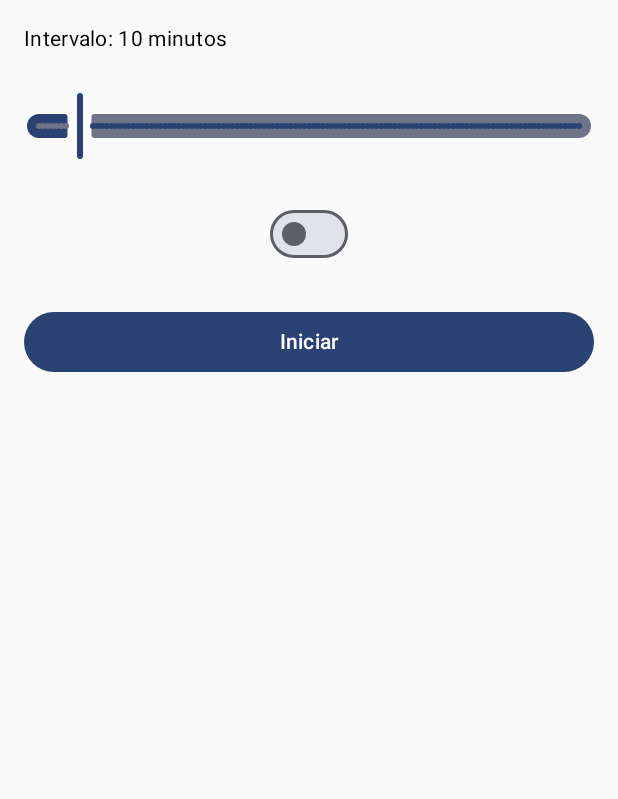
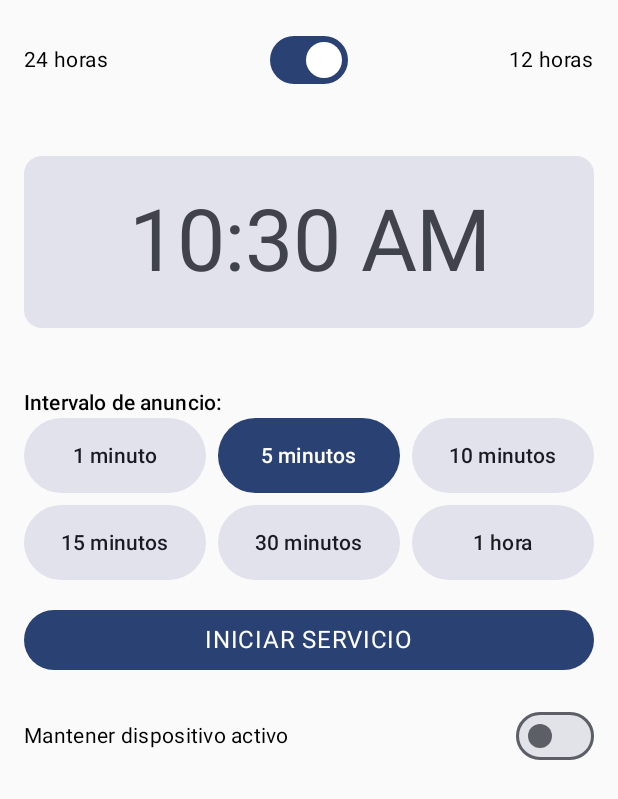
Before and after one commit to Pevalcar/La-hora_es_kotlin, an Android app built with Jetpack Compose: the screen it shows after launch (MainActivity), on a phone screen of 412 x 824 dp. Shown: the top 799 px of the screen. Run offline under Robolectric (Android 15) with nearby library versions, the phone set to English and light mode, and no system bars.

Commit message:
first correcion co speack backgrando an more

```diff
--- a/app/src/main/java/com/pevalcar/lahoraes/MainActivity.kt
+++ b/app/src/main/java/com/pevalcar/lahoraes/MainActivity.kt
@@ -1,96 +1,229 @@
+// Clase principal de la actividad que sirve como punto de entrada de la aplicación
 package com.pevalcar.lahoraes
 
-import android.content.BroadcastReceiver
+import android.app.AlertDialog
 import android.content.Context
 import android.content.Intent
-import android.content.IntentFilter
+import android.net.Uri
 import android.os.Build
 import android.os.Bundle
+import android.provider.Settings
 import android.speech.tts.TextToSpeech
-import android.util.Log
 import androidx.activity.ComponentActivity
+import androidx.activity.compose.rememberLauncherForActivityResult
 import androidx.activity.compose.setContent
-import androidx.annotation.RequiresApi
-import androidx.compose.foundation.clickable
+import androidx.activity.result.contract.ActivityResultContracts
 import androidx.compose.foundation.layout.Arrangement
 import androidx.compose.foundation.layout.Column
+import androidx.compose.foundation.layout.Row
 import androidx.compose.foundation.layout.fillMaxSize
 import androidx.compose.foundation.layout.fillMaxWidth
+import androidx.compose.foundation.layout.height
 import androidx.compose.foundation.layout.padding
+import androidx.compose.foundation.lazy.grid.GridCells
+import androidx.compose.foundation.lazy.grid.LazyVerticalGrid
+import androidx.compose.foundation.lazy.grid.items
+import androidx.compose.material3.AlertDialog
 import androidx.compose.material3.Button
+import androidx.compose.material3.ButtonDefaults
 import androidx.compose.material3.MaterialTheme
 import androidx.compose.material3.Slider
-import androidx.compose.runtime.collectAsState
-import androidx.compose.runtime.getValue
 import androidx.compose.material3.Surface
 import androidx.compose.material3.Switch
 import androidx.compose.material3.Text
 import androidx.compose.runtime.Composable
-import androidx.compose.runtime.DisposableEffect
 import androidx.compose.runtime.LaunchedEffect
-import androidx.compose.runtime.asIntState
+import androidx.compose.runtime.collectAsState
 import androidx.compose.runtime.getValue
-import androidx.compose.runtime.mutableStateOf
 import androidx.compose.runtime.remember
-import androidx.compose.runtime.setValue
 import androidx.compose.ui.Alignment
 import androidx.compose.ui.Modifier
 import androidx.compose.ui.platform.LocalContext
-import androidx.compose.ui.text.TextStyle
-import androidx.compose.ui.text.font.FontWeight
+import androidx.compose.ui.text.style.TextAlign
 import androidx.compose.ui.unit.dp
-import androidx.compose.ui.unit.sp
 import androidx.core.content.ContextCompat
 import androidx.lifecycle.viewmodel.compose.viewModel
 import com.pevalcar.lahoraes.ui.theme.LaHoraEsTheme
 import java.text.SimpleDateFormat
-import java.util.Calendar
+import java.util.Date
 import java.util.Locale
-import kotlinx.coroutines.delay
 
+// Actividad principal que hereda de ComponentActivity (base para actividades con Compose)
 class MainActivity : ComponentActivity() {
     override fun onCreate(savedInstanceState: Bundle?) {
         super.onCreate(savedInstanceState)
+        // Configuración del contenido usando Jetpack Compose
         setContent {
+            // Aplicación del tema personalizado a toda la UI
             LaHoraEsTheme {
+                // Componente raíz de la aplicación
                 TimeAnnouncerApp()
             }
         }
     }
 }
 
+// Componente principal de la interfaz de usuario con Compose
 @Composable
 fun TimeAnnouncerApp(viewModel: TimeAnnouncerViewModel = viewModel()) {
+    // Obtiene el contexto actual para operaciones con Android
     val context = LocalContext.current
-    val interval by viewModel.interval.collectAsState()
+    val permissionLauncher = rememberLauncherForActivityResult(
+        ActivityResultContracts.RequestPermission()
+    ) { isGranted ->
+        if (!isGranted) {
+            // Manejar el caso en que el usuario denegó el permiso
+            // Puedes mostrar un mensaje al usuario o realizar otras acciones
+            // Por ejemplo, mostar una alert recomendando activar el permiso y al aceptarlo enviar a la configuracionde la app
+
+            context.startActivity(Intent(Settings.ACTION_APPLICATION_DETAILS_SETTINGS, Uri.parse("package:${context.packageName}")))
+        }
+    }
+
+    // Solicitar permiso cuando sea necesario
+    if (Build.VERSION.SDK_INT >= Build.VERSION_CODES.TIRAMISU) {
+        LaunchedEffect(Unit) {
+            permissionLauncher.launch(android.Manifest.permission.POST_NOTIFICATIONS)
+        }
+    }
+
+
+
+    // Diseño principal en columna vertical
+    Column(
+        modifier = Modifier.padding(16.dp),
+        verticalArrangement = Arrangement.spacedBy(16.dp)
+    ) {
+        // Selector de formato horario
+        TimeFormatSelector(viewModel)
+
+        // Reloj grande
+        DigitalClockDisplay(viewModel, context)
+
+        // Selector de intervalos
+        IntervalSelector(viewModel)
+
+        // Controles de servicio
+        ServiceControls(viewModel, context)
+    }
+}
+@Composable
+private fun IntervalSelector(viewModel: TimeAnnouncerViewModel) {
+    val selectedInterval by viewModel.selectedInterval.collectAsState()
+
+    Column {
+        Text("Intervalo de anuncio:", style = MaterialTheme.typography.titleSmall)
+        LazyVerticalGrid(
+            columns = GridCells.Fixed(3),
+            horizontalArrangement = Arrangement.spacedBy(8.dp),
+            verticalArrangement = Arrangement.spacedBy(8.dp)
+        ) {
+            items(viewModel.availableIntervals) { interval ->
+                IntervalButton(
+                    interval = interval,
+                    isSelected = interval == selectedInterval,
+                    onSelect = { viewModel.updateSelectedInterval(interval) }
+                )
+            }
+        }
+    }
+}
+
+@Composable
+private fun IntervalButton(interval: Int, isSelected: Boolean, onSelect: () -> Unit) {
+    Button(
+        onClick = onSelect,
+        colors = ButtonDefaults.buttonColors(
+            containerColor = if (isSelected) MaterialTheme.colorScheme.primary
+            else MaterialTheme.colorScheme.surfaceVariant
+        ),
+        modifier = Modifier.height(50.dp)
+    ) {
+        Text(
+            text = when (interval) {
+                1 -> "1 minuto"
+                60 -> "1 hora"
+                else -> "$interval minutos"
+            },
+            color = if (isSelected) MaterialTheme.colorScheme.onPrimary
+            else MaterialTheme.colorScheme.onSurface
+        )
+    }
+}
+
+@Composable
+private fun DigitalClockDisplay(viewModel: TimeAnnouncerViewModel , context : Context) {
+    val currentTime by viewModel.currentTime.collectAsState()
+    val use24hFormat by viewModel.use24HourFormat.collectAsState()
+    var tts: TextToSpeech? = null
+    val pattern = if (!use24hFormat) "HH:mm" else "hh:mm a"
+    val formattedTime = remember(currentTime) {
+        SimpleDateFormat(pattern, Locale.getDefault()).format(Date())
+    }
+
+    // envolvermos el text en un censor de clic para activar el anuncio
+
+
+    Surface(
+           onClick =  {
+               val currentTime = SimpleDateFormat(pattern, Locale.getDefault()).format(Date())
+               tts = TextToSpeech(context) { status ->
+                   if (status == TextToSpeech.SUCCESS) {
+                       tts?.language = Locale.getDefault()
+                       tts?.speak("Son las $currentTime", TextToSpeech.QUEUE_FLUSH, null, null)
+                   }
+               }
+
+                      },
+            modifier = Modifier.fillMaxWidth().padding(vertical = 24.dp),
+            shape = MaterialTheme.shapes.medium,
+            color = MaterialTheme.colorScheme.surfaceVariant,
+            tonalElevation = 4.dp
+    ){
+
+
+    Text(
+
+        text = formattedTime,
+        style = MaterialTheme.typography.displayLarge,
+        modifier = Modifier
+            .fillMaxWidth()
+            .padding(vertical = 24.dp),
+        textAlign = TextAlign.Center
+    )
+    }
+}
+
+@Composable
+private fun TimeFormatSelector(viewModel: TimeAnnouncerViewModel) {
+    val use24hFormat by viewModel.use24HourFormat.collectAsState()
+    Row(
+        verticalAlignment = Alignment.CenterVertically,
+        horizontalArrangement = Arrangement.SpaceBetween,
+        modifier = Modifier.fillMaxWidth()
+    ) {
+        Text("24 horas", style = MaterialTheme.typography.bodyMedium)
+        Switch(
+            checked = use24hFormat,
+            onCheckedChange = { viewModel.toggleTimeFormat() }
+        )
+        Text("12 horas", style = MaterialTheme.typography.bodyMedium)
+    }
+}
+
+@Composable
+private fun ServiceControls(
+    viewModel: TimeAnnouncerViewModel,
+    context: Context
+) {
+    val serviceRunning by viewModel.serviceRunning.collectAsState()
     val wakeLockEnabled by viewModel.wakeLockEnabled.collectAsState()
-    val serviceRunning by viewModel.serviceRunning.collectAsState()
 
     Column(
-        modifier = Modifier
-            .padding(16.dp)
-            .fillMaxSize(),
-        verticalArrangement = Arrangement.spacedBy(24.dp)
+        verticalArrangement = Arrangement.spacedBy(16.dp),
+        modifier = Modifier.fillMaxWidth()
     ) {
-        Text(
-            text = "Intervalo: ${interval} minutos",
-            style = MaterialTheme.typography.bodyMedium
-        )
-
-        Slider(
-            value = interval.toFloat(),
-            onValueChange = { viewModel.updateInterval(it.toInt()) },
-            valueRange = 1f..120f,
-            steps = 119,
-            modifier = Modifier.fillMaxWidth()
-        )
-
-        Switch(
-            checked = wakeLockEnabled,
-            onCheckedChange = { viewModel.updateWakeLock(it) },
-            modifier = Modifier.fillMaxWidth()
-        )
-
+        // Botón principal de control del servicio
         Button(
             onClick = {
                 if (serviceRunning) {
@@ -98,16 +231,41 @@ fun TimeAnnouncerApp(viewModel: TimeAnnouncerViewModel = viewModel()) {
                     viewModel.updateServiceRunning(false)
                 } else {
                     val serviceIntent = Intent(context, TimeService::class.java).apply {
-                        putExtra("interval", interval * 60 * 1000)
+                        putExtra("interval", viewModel.selectedInterval.value)
+                        putExtra("use24Format", viewModel.use24HourFormat.value)
                         putExtra("wakeLock", wakeLockEnabled)
                     }
                     ContextCompat.startForegroundService(context, serviceIntent)
                     viewModel.updateServiceRunning(true)
                 }
             },
+            modifier = Modifier.fillMaxWidth(),
+            colors = ButtonDefaults.buttonColors(
+                containerColor = if (serviceRunning) MaterialTheme.colorScheme.error
+                else MaterialTheme.colorScheme.primary
+            )
+        ) {
+            Text(
+                text = if (serviceRunning) "DETENER SERVICIO"
+                else "INICIAR SERVICIO",
+                style = MaterialTheme.typography.bodyLarge
+            )
+        }
+
+        // Control de WakeLock
+        Row(
+            verticalAlignment = Alignment.CenterVertically,
+            horizontalArrangement = Arrangement.SpaceBetween,
             modifier = Modifier.fillMaxWidth()
         ) {
-            Text(if (serviceRunning) "Detener" else "Iniciar")
+            Text(
+                text = "Mantener dispositivo activo",
+                style = MaterialTheme.typography.bodyMedium
+            )
+            Switch(
+                checked = wakeLockEnabled,
+                onCheckedChange = { viewModel.updateWakeLock(it) }
+            )
         }
     }
 }
--- a/app/src/main/java/com/pevalcar/lahoraes/TimeAnnouncerViewModel.kt
+++ b/app/src/main/java/com/pevalcar/lahoraes/TimeAnnouncerViewModel.kt
@@ -1,27 +1,61 @@
 package com.pevalcar.lahoraes
 
-import androidx.compose.runtime.State
-import androidx.compose.runtime.mutableIntStateOf
-import androidx.compose.runtime.mutableStateOf
-import androidx.compose.runtime.setValue
+import android.content.Context
+import android.content.Intent
+import android.speech.tts.TextToSpeech
 import androidx.lifecycle.ViewModel
+import androidx.lifecycle.viewModelScope
+import kotlinx.coroutines.delay
 import kotlinx.coroutines.flow.MutableStateFlow
 import kotlinx.coroutines.flow.StateFlow
 import kotlinx.coroutines.flow.asStateFlow
+import kotlinx.coroutines.launch
+import java.text.SimpleDateFormat
+import java.util.Date
+import java.util.Locale
 
 class TimeAnnouncerViewModel : ViewModel() {
-    private val _interval = MutableStateFlow(10)
-    val interval: StateFlow<Int> = _interval.asStateFlow()
 
     private val _wakeLockEnabled = MutableStateFlow(false)
     val wakeLockEnabled: StateFlow<Boolean> = _wakeLockEnabled.asStateFlow()
 
     private val _serviceRunning = MutableStateFlow(false)
     val serviceRunning: StateFlow<Boolean> = _serviceRunning.asStateFlow()
+    private val _currentTime = MutableStateFlow("")
+    val currentTime: StateFlow<String> = _currentTime.asStateFlow()
+    val availableIntervals = listOf(1, 5, 10, 15, 30, 60)
 
-    fun updateInterval(newValue: Int) {
-        _interval.value = newValue
+    private val _selectedInterval = MutableStateFlow(TimeSettingsRepository.getInterval())
+    val selectedInterval: StateFlow<Int> = _selectedInterval.asStateFlow()
+    private val _use24HourFormat = MutableStateFlow(TimeSettingsRepository.getTimeFormat())
+    val use24HourFormat: StateFlow<Boolean> = _use24HourFormat.asStateFlow()
+
+    fun updateSelectedInterval(interval: Int) {
+        require(interval in availableIntervals) { "Intervalo no válido" }
+        _selectedInterval.value = interval
+        TimeSettingsRepository.updateInterval(interval)
     }
+
+    fun toggleTimeFormat() {
+        val newFormat = !_use24HourFormat.value
+        _use24HourFormat.value = newFormat
+        TimeSettingsRepository.updateTimeFormat(newFormat)
+    }
+
+    init {
+        startTimeUpdates()
+    }
+
+    private fun startTimeUpdates() {
+        viewModelScope.launch {
+            while (true) {
+                val pattern = if (!_use24HourFormat.value) "HH:mm" else "hh:mm a"
+                _currentTime.value = SimpleDateFormat(pattern, Locale.getDefault()).format(Date())
+                delay(1000) // Actualizar cada segundo
+            }
+        }
+    }
+
 
     fun updateWakeLock(enabled: Boolean) {
         _wakeLockEnabled.value = enabled
@@ -30,4 +64,5 @@ class TimeAnnouncerViewModel : ViewModel() {
     fun updateServiceRunning(running: Boolean) {
         _serviceRunning.value = running
     }
+
 }
--- /dev/null
+++ b/app/src/main/java/com/pevalcar/lahoraes/TimeSettingsRepository.kt
@@ -0,0 +1,17 @@
+package com.pevalcar.lahoraes
+
+object TimeSettingsRepository {
+    private var currentInterval = 5
+    private var use24HourFormat = true
+
+    fun getInterval() = currentInterval
+    fun getTimeFormat() = use24HourFormat
+
+    fun updateInterval(interval: Int) {
+        currentInterval = interval
+    }
+
+    fun updateTimeFormat(use24: Boolean) {
+        use24HourFormat = use24
+    }
+}
--- a/gradle/libs.versions.toml
+++ b/gradle/libs.versions.toml
@@ -9,6 +9,7 @@ lifecycleRuntimeKtx = "2.6.1"
 activityCompose = "1.8.0"
 composeBom = "2024.04.01"
 lifecycleViewmodelCompose = "2.8.7"
+protoliteWellKnownTypes = "18.0.0"
 
 [libraries]
 androidx-core-ktx = { group = "androidx.core", name = "core-ktx", version.ref = "coreKtx" }
@@ -26,6 +27,7 @@ androidx-ui-tooling-preview = { group = "androidx.compose.ui", name = "ui-toolin
 androidx-ui-test-manifest = { group = "androidx.compose.ui", name = "ui-test-manifest" }
 androidx-ui-test-junit4 = { group = "androidx.compose.ui", name = "ui-test-junit4" }
 androidx-material3 = { group = "androidx.compose.material3", name = "material3" }
+protolite-well-known-types = { group = "com.google.firebase", name = "protolite-well-known-types", version.ref = "protoliteWellKnownTypes" }
 
 [plugins]
 android-application = { id = "com.android.application", version.ref = "agp" }
```
Also changed, not shown: app/src/main/AndroidManifest.xml (+9 -2 lines), app/src/main/java/com/pevalcar/lahoraes/TimeService.kt (+126 -22 lines), 1 other file.
